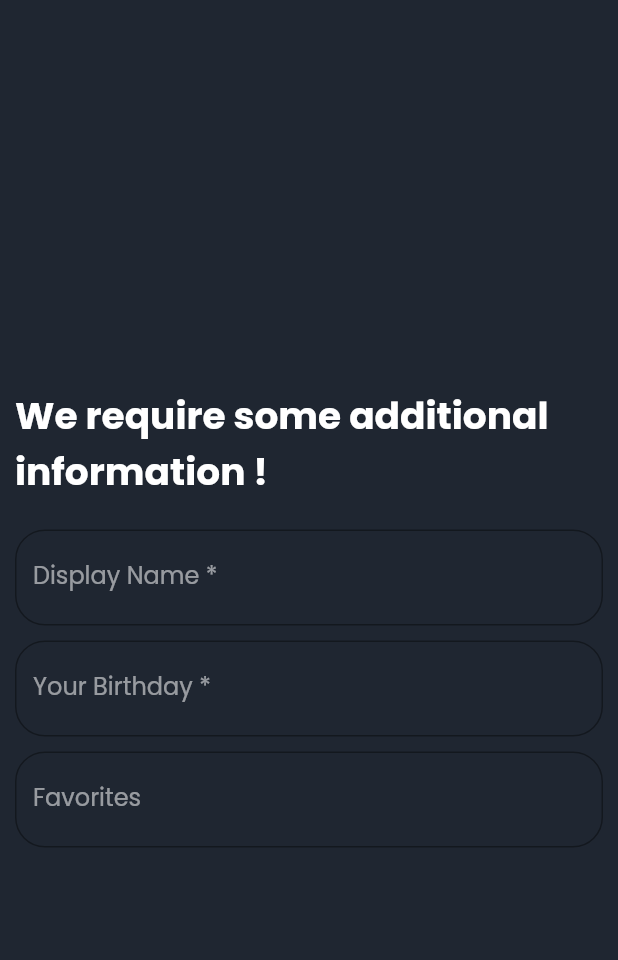
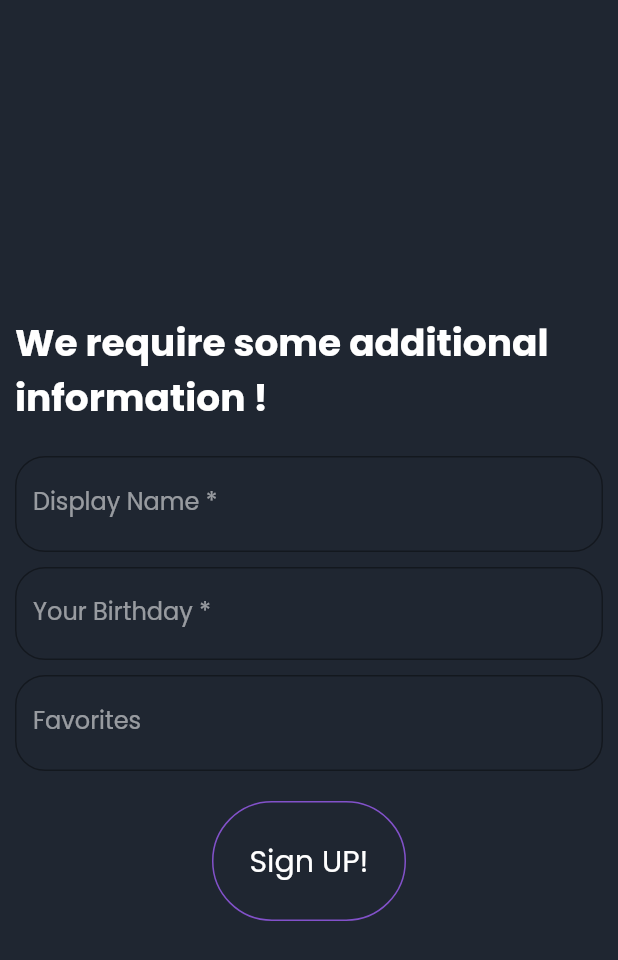
Before and after one commit to Just-another-Muensterhack/revent, a Flutter app: the DataPage screen opened directly, on a phone screen of 412 x 824 dp. Shown: the top 960 px of the screen. Run offline on Flutter 3.47's test engine with Material 2 defaults, Android fonts, the phone set to English and light mode, and no system bars; our stand-ins replace cloud_firestore, firebase_auth, firebase_core, flutter_signin_button, google_sign_in; accounts and stored records are empty; network calls fail.

Commit message:
data page

```diff
--- a/lib/pages/auth/login/data_page.dart
+++ b/lib/pages/auth/login/data_page.dart
@@ -4,6 +4,7 @@ import 'package:flutter/material.dart';
 import 'package:revent/constants/colors.dart';
 import 'package:revent/models/commons.dart';
 import 'package:revent/pages/auth/login/select_interests_page.dart';
+import 'package:revent/pages/home_page.dart';
 
 class DataPage extends StatefulWidget {
   @override
@@ -59,9 +60,15 @@ class _DataPageState extends State<DataPage> {
                   labelStyle: TextStyle(
                     color: Colors.white54
                   ),
+                  hintStyle: TextStyle(
+                    color: Colors.white54
+                  ),
                   border: OutlineInputBorder(
-                    borderRadius: BorderRadius.all(Radius.circular(20.0))
+                    borderRadius: BorderRadius.all(
+                        Radius.circular(20.0)
+                    ),
                   ),
+
                   //icon: Icon(Icons.title),
                   hintText: "Choose your display name!",
                   labelText: "Display Name *",
@@ -72,7 +79,7 @@ class _DataPageState extends State<DataPage> {
               ),
               TextField(
                 controller: txt,
-                cursorColor: Colors.white,
+                readOnly: true,
                 decoration: InputDecoration(
                   labelStyle: TextStyle(
                       color: Colors.white54
@@ -80,8 +87,6 @@ class _DataPageState extends State<DataPage> {
                   border: OutlineInputBorder(
                       borderRadius: BorderRadius.all(Radius.circular(20.0))
                   ),
-                  //icon: Icon(Icons.title),
-                  hintText: "Choose your display name!",
                   labelText: "Your Birthday *",
                 ),
                 onTap: () {
@@ -100,10 +105,12 @@ class _DataPageState extends State<DataPage> {
                   labelStyle: TextStyle(
                       color: Colors.white54
                   ),
+                  hintStyle: TextStyle(
+                    color: Colors.white54
+                  ),
                   border: OutlineInputBorder(
                       borderRadius: BorderRadius.all(Radius.circular(20.0))
                   ),
-                  //icon: Icon(Icons.title),
                   hintText: "Choose your favorite genres!",
                   labelText: "Favorites",
                 ),
@@ -113,6 +120,40 @@ class _DataPageState extends State<DataPage> {
                   ),
                 ),
               ),
+              SizedBox(
+                height: 20,
+              ),
+              Center(
+                child: TextButton(
+                  child: Text(
+                    "Sign UP!",
+                    style: TextStyle(
+                      fontFamily: "Poppins",
+                      color: Colors.white,
+                      fontSize: 20.0,
+                    ),
+                  ),
+                  autofocus: true,
+                  style: ButtonStyle(
+                    padding: MaterialStateProperty.all(
+                      EdgeInsets.all(25.0),
+                    ),
+                    shape: MaterialStateProperty.all<RoundedRectangleBorder>(
+                      RoundedRectangleBorder(
+                        borderRadius: BorderRadius.circular(900.0),
+                        side: BorderSide(color: secondary),
+                      ),
+                    ),
+                    foregroundColor: MaterialStateProperty.all(Colors.white),
+                  ),
+                  onPressed: () => Navigator.push(
+                    context,
+                    MaterialPageRoute(
+                      builder: (context) => HomePage(),
+                    ),
+                  )
+                )
+              ),
             ],
           ),
         ),
```
